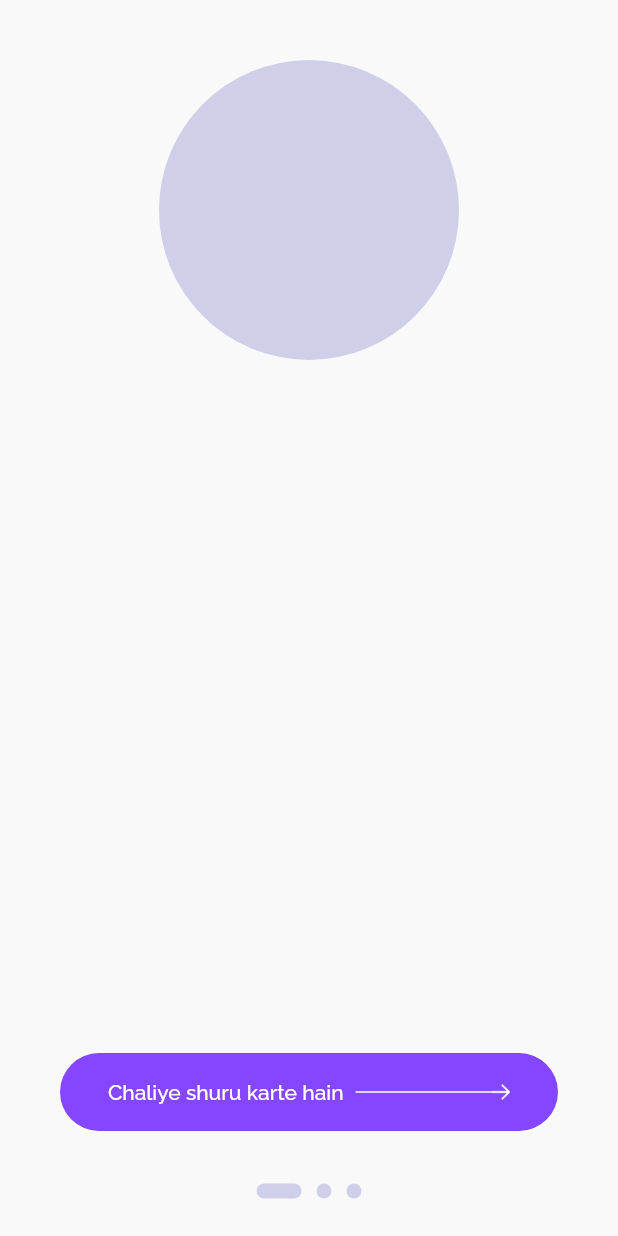
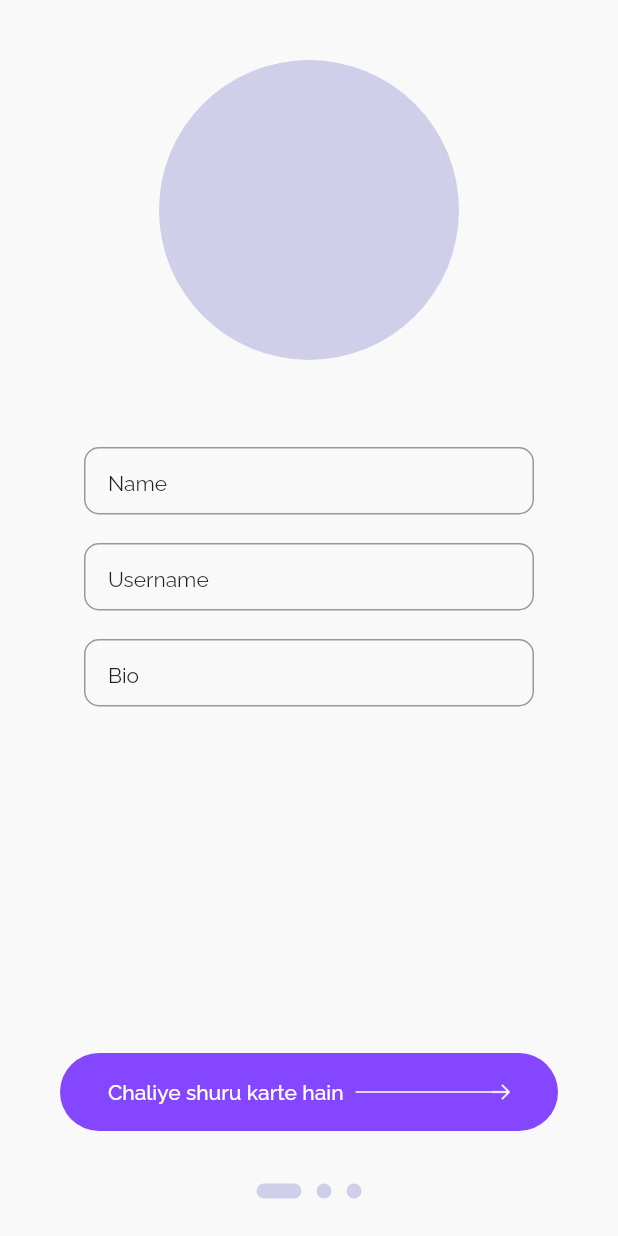
Before and after one commit to niftytyro/horrible, a Flutter app: the screen it shows after launch, swiped to page 3, on a phone screen of 412 x 824 dp. Run offline on Flutter 3.47's test engine with Material 2 defaults, Android fonts, the phone set to English and light mode, and no system bars.

Commit message:
setup input field and profile page

```diff
--- a/app/lib/screens/auth/auth_screen.dart
+++ b/app/lib/screens/auth/auth_screen.dart
@@ -36,7 +36,13 @@ class _AuthScreenState extends State<AuthScreen> {
 
   @override
   Widget build(BuildContext context) {
-    return Scaffold(
+    return GestureDetector(
+      onTap: () {
+        print('hello there');
+        FocusManager.instance.primaryFocus?.unfocus();
+      },
+      child: Scaffold(
+        resizeToAvoidBottomInset: true,
         body: SafeArea(
           child: Column(
             crossAxisAlignment: CrossAxisAlignment.start,
@@ -66,6 +72,7 @@ class _AuthScreenState extends State<AuthScreen> {
                   ],
                 ),
               ),
+              if (MediaQuery.of(context).viewInsets.bottom == 0.0) ...[
                 Padding(
                   padding: const EdgeInsets.symmetric(
                     horizontal: BrickSpacing.xxl,
@@ -111,7 +118,9 @@ class _AuthScreenState extends State<AuthScreen> {
                   thirdDotWidth: thirdDotWidth,
                 ),
                 const SizedBox(height: 25),
+              ]
             ],
+          ),
         ),
       ),
     );
--- a/app/lib/screens/auth/profile_page.dart
+++ b/app/lib/screens/auth/profile_page.dart
@@ -1,5 +1,6 @@
 import 'package:app/screens/auth/page_wrapper.dart';
 import 'package:app/theme.dart';
+import 'package:app/widgets/input_field.dart';
 import 'package:flutter/material.dart';
 
 class ProfilePage extends StatelessWidget {
@@ -7,7 +8,8 @@ class ProfilePage extends StatelessWidget {
 
   @override
   Widget build(BuildContext context) {
-    return PageWrapper(
+    return SingleChildScrollView(
+      child: PageWrapper(
         child: Column(
           mainAxisSize: MainAxisSize.min,
           children: [
@@ -19,7 +21,12 @@ class ProfilePage extends StatelessWidget {
                 borderRadius: BorderRadius.circular(100),
               ),
             ),
+            const SizedBox(height: 50),
+            InputField(tag: 'Name'),
+            InputField(tag: 'Username'),
+            InputField(tag: 'Bio'),
           ],
+        ),
       ),
     );
   }
--- a/app/lib/theme.dart
+++ b/app/lib/theme.dart
@@ -9,6 +9,11 @@ class BrickColors {
   static const Color aquamarine = Color(0xFF8CFFDA);
   static const Color lightPeriwinkle = Color(0xFFCFCFEA);
   static const Color white = Color(0xFFF9F9F9);
+  static const Color black100 = Color(0xFF121212);
+  static const Color black80 = Color(0xFF333333);
+  static const Color black60 = Color(0xFF666666);
+  static const Color black40 = Color(0xFF999999);
+  static const Color black20 = Color(0xFFBBBBBB);
 }
 
 class BrickTheme {
@@ -62,7 +67,9 @@ class BrickTheme {
 }
 
 class BrickSpacing {
+  static const double xs = 4;
   static const double s = 8;
+  static const double s1 = 10;
   static const double m = 16;
   static const double l = 18;
   static const double l1 = 24;
--- /dev/null
+++ b/app/lib/widgets/input_field.dart
@@ -0,0 +1,76 @@
+import 'package:app/theme.dart';
+import 'package:flutter/material.dart';
+
+class InputField extends StatefulWidget {
+  InputField({
+    Key? key,
+    required this.tag,
+  }) : super(key: key);
+  final String tag;
+
+  @override
+  State<InputField> createState() => _InputFieldState();
+}
+
+class _InputFieldState extends State<InputField> {
+  final TextEditingController _controller = TextEditingController();
+  final FocusNode _focusNode = FocusNode();
+  bool shouldFloat = false;
+
+  @override
+  void initState() {
+    super.initState();
+    _focusNode.addListener(() {
+      setState(() {
+        if (_focusNode.hasFocus) {
+          shouldFloat = true;
+        } else if (_controller.text == '') {
+          shouldFloat = false;
+        }
+      });
+    });
+  }
+
+  @override
+  Widget build(BuildContext context) {
+    return Stack(
+      children: [
+        Positioned(
+          child: Container(
+            padding: const EdgeInsets.symmetric(horizontal: BrickSpacing.m),
+            margin: const EdgeInsets.symmetric(
+                horizontal: BrickSpacing.m, vertical: BrickSpacing.s),
+            height: 45,
+            decoration: BoxDecoration(
+              border: Border.all(color: BrickColors.black40),
+              borderRadius: BorderRadius.circular(10),
+            ),
+          ),
+        ),
+        AnimatedPositioned(
+          duration: const Duration(milliseconds: 200),
+          top: shouldFloat ? 0 : BrickSpacing.l1,
+          left: BrickSpacing.l1,
+          child: Container(
+            padding: const EdgeInsets.symmetric(horizontal: 8),
+            color: BrickColors.white,
+            child: Text(widget.tag),
+          ),
+        ),
+        Padding(
+          padding: const EdgeInsets.symmetric(
+            horizontal: BrickSpacing.xl,
+            vertical: BrickSpacing.s,
+          ),
+          child: TextField(
+            controller: _controller,
+            focusNode: _focusNode,
+            decoration: const InputDecoration(
+              border: InputBorder.none,
+            ),
+          ),
+        ),
+      ],
+    );
+  }
+}
```
Lines whose indentation alone changed are shown as unchanged.
